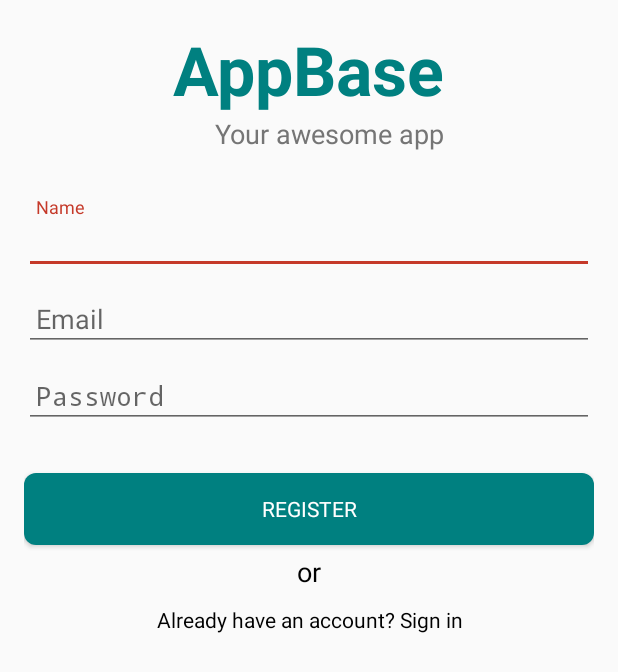
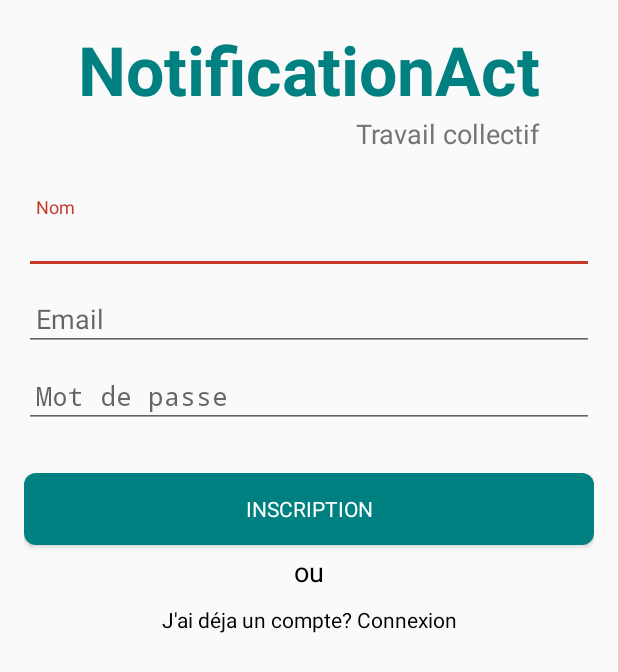
Before and after one commit to elouerhenia/NotificationAct, an Android app: the RegisterActivity screen opened directly, with no data from a screen before it, on a phone screen of 412 x 824 dp. Shown: the top 672 px of the screen. Run offline under Robolectric (Android 15) with nearby library versions, the phone set to English and light mode, and no system bars.

Commit message:
version 1

```diff
--- a/app/src/main/java/utils/CheckNetwork.java
+++ b/app/src/main/java/com/rihab/notificationact/utils/CheckNetwork.java
@@ -1,4 +1,4 @@
-package utils;
+package com.rihab.notificationact.utils;
 
 import android.app.Activity;
 import android.content.Context;
@@ -6,7 +6,7 @@ import android.net.ConnectivityManager;
 import android.net.NetworkInfo;
 
 /**
- * Created by AndreBTS on 25/09/2015.
+ * Created by Rihab on 20/03/2017.
  */
 public class CheckNetwork {
 
--- a/app/src/main/java/utils/Constants.java
+++ b/app/src/main/java/com/rihab/notificationact/utils/Constants.java
@@ -1,10 +1,11 @@
-package utils;
+package com.rihab.notificationact.utils;
 
 /**
- * Created by AndreBTS on 25/09/2015.
+ * Created by Rihab on 20/03/2017.
  */
 public class Constants {
     public static final String TAG_EMAIL = "email";
     public static final String TAG_LOGIN = "login";
+    public static final String BASE_URL = "";
 
 }
--- a/app/src/main/res/values/strings.xml
+++ b/app/src/main/res/values/strings.xml
@@ -1,5 +1,5 @@
 <resources>
-    <string name="app_name">AppBase</string>
+    <string name="app_name">NotificationAct</string>
 
     <string name="permission_rationale">"Contacts permissions are needed for providing email
         completions."
@@ -15,5 +15,4 @@
 
     <string name="action_settings">Settings</string>
 
-    <string name="facebook_app_id">Your facebook app id</string>
 </resources>
--- a/app/src/main/res/values/strings_activity_create_account.xml
+++ b/app/src/main/res/values/strings_activity_create_account.xml
@@ -1,7 +1,7 @@
 <resources>
 
     <!-- Strings related to create account -->
-    <string name="already_registered">Already have an account? Sign in</string>
-    <string name="prompt_name">Name</string>
-    <string name="action_register">Register</string>
+    <string name="already_registered">J\'ai déja un compte? Connexion</string>
+    <string name="prompt_name">Nom</string>
+    <string name="action_register">Inscription</string>
 </resources>
--- a/app/src/main/res/values/strings_activity_forgot_pass.xml
+++ b/app/src/main/res/values/strings_activity_forgot_pass.xml
@@ -1,6 +1,5 @@
 <resources>
 
-    <!-- Strings related to forgot account-->
     <string name="action_recover">Recover</string>
     <string name="remembered_password">Just remembered it?</string>
 </resources>
--- a/app/src/main/res/values/strings_activity_login.xml
+++ b/app/src/main/res/values/strings_activity_login.xml
@@ -1,17 +1,15 @@
 <resources>
 
-    <!-- Strings related to login -->
-    <string name="app_decription">Your awesome app</string>
+    <!-- Strings login -->
+    <string name="app_decription">Travail collectif</string>
     <string name="prompt_email">Email</string>
-    <string name="prompt_password">Password</string>
-    <string name="action_sign_in">Sign In</string>
-    <string name="different_login">or</string>
-    <string name="plus_sign_out">Change Google+ account</string>
-    <string name="plus_disconnect">Disconnect from Google+</string>
-    <string name="error_invalid_email">Invalid Email</string>
-    <string name="error_invalid_password">The password is too short</string>
-    <string name="error_incorrect_password">Email or password incorrect</string>
-    <string name="error_field_required">Required</string>
-    <string name="forgot_password">Forgot Password?</string>
-    <string name="create_account">Register</string>
+    <string name="prompt_password">Mot de passe </string>
+    <string name="action_sign_in">Se connecter</string>
+    <string name="different_login">ou</string>
+    <string name="error_invalid_email">Email invalide</string>
+    <string name="error_invalid_password">Mot de passe trop court</string>
+    <string name="error_incorrect_password">Email ou mot de passe incorrect</string>
+    <string name="error_field_required">Champs obligatoire</string>
+    <string name="forgot_password">Mot de passe oublié?</string>
+    <string name="create_account">s'inscrire</string>
 </resources>
```
Also changed, not shown: app/src/main/java/com/rihab/notificationact/ForgotPassActivity.java (+10 -20 lines), app/src/main/java/com/rihab/notificationact/LoginActivity.java (+6 -27 lines), app/src/main/java/com/rihab/notificationact/MainActivity.java (+3 -7 lines), app/src/main/java/com/rihab/notificationact/RegisterActivity.java (+11 -20 lines), app/src/main/java/com/rihab/notificationact/utils/ValidateUserInfo.java (renamed from app/src/main/java/utils/ValidateUserInfo.java, +4 -4 lines).
